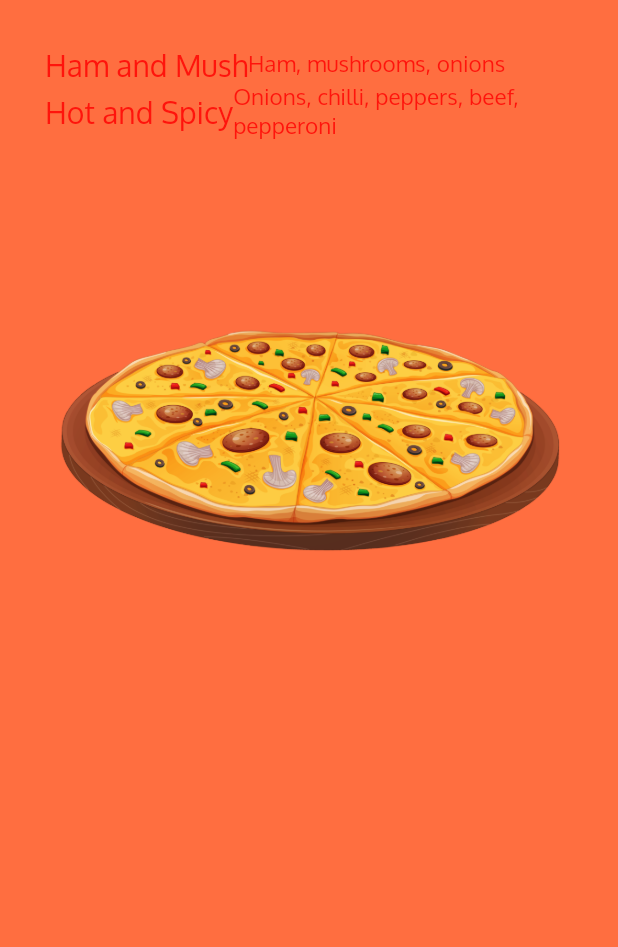
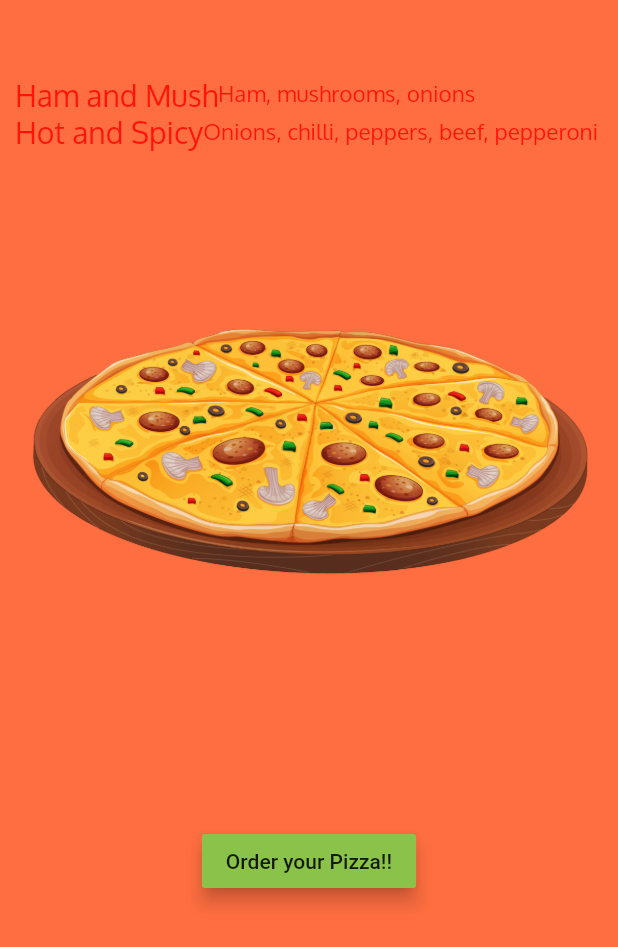
Before and after one commit to KellyUK/flutter_basic_app, a Flutter app: the screen it shows after launch, on a phone screen of 412 x 824 dp. Shown: the top 947 px of the screen. Run offline on Flutter 3.47's test engine with Material 2 defaults, Android fonts, the phone set to English and light mode, and no system bars.

Commit message:
added raised button

```diff
--- a/lib/ui/home.dart
+++ b/lib/ui/home.dart
@@ -6,10 +6,11 @@ class Home extends StatelessWidget {
     return Center(
         child: Container(
       alignment: Alignment.center,
-      padding: EdgeInsets.all(30.0),
+      padding: EdgeInsets.only(left: 10.0, right: 10.0, top: 50),
       color: Colors.deepOrangeAccent,
       child: Column(children: <Widget>[
         Row(children: <Widget>[
+
           Text(
             "Ham and Mush",
             textDirection: TextDirection.ltr,
@@ -58,6 +59,7 @@ class Home extends StatelessWidget {
           ),
         ]),
         PizzaImageWidget(),
+        OrderButton(),
       ]),
     ));
   }
@@ -75,3 +77,28 @@ class PizzaImageWidget extends StatelessWidget {
     return Container(child: image);
   }
 }
+
+class OrderButton extends StatelessWidget {
+  @override
+  Widget build(BuildContext context) {
+    var button = Container(
+      margin: EdgeInsets.only(top: 50.0),
+      child: RaisedButton(
+          child: Text("Order your Pizza!!"),
+          color: Colors.lightGreen,
+          elevation: 5.0,
+          onPressed: () {
+            order(context);
+          }),
+    );
+    return button;
+  }
+
+  void order(BuildContext context) {
+    var alert = AlertDialog(
+      title: Text("Order Completed"),
+      content: Text("Thanks for your order"),
+    );
+    showDialog(context: context, builder: (BuildContext context) => alert);
+  }
+}
```
